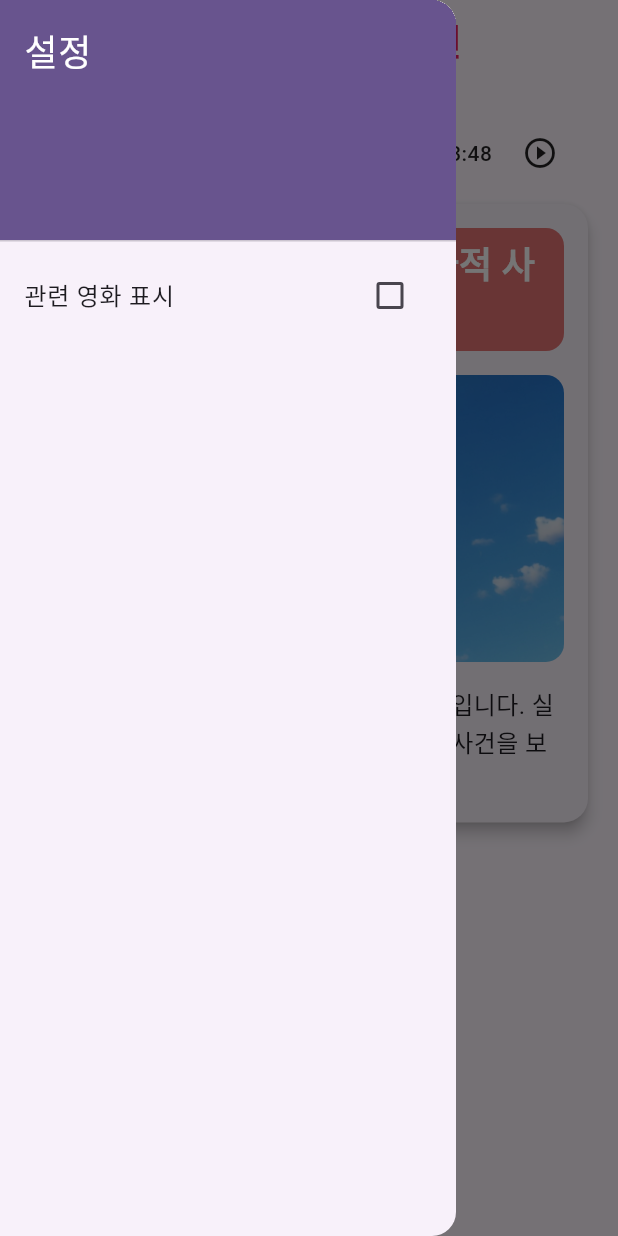
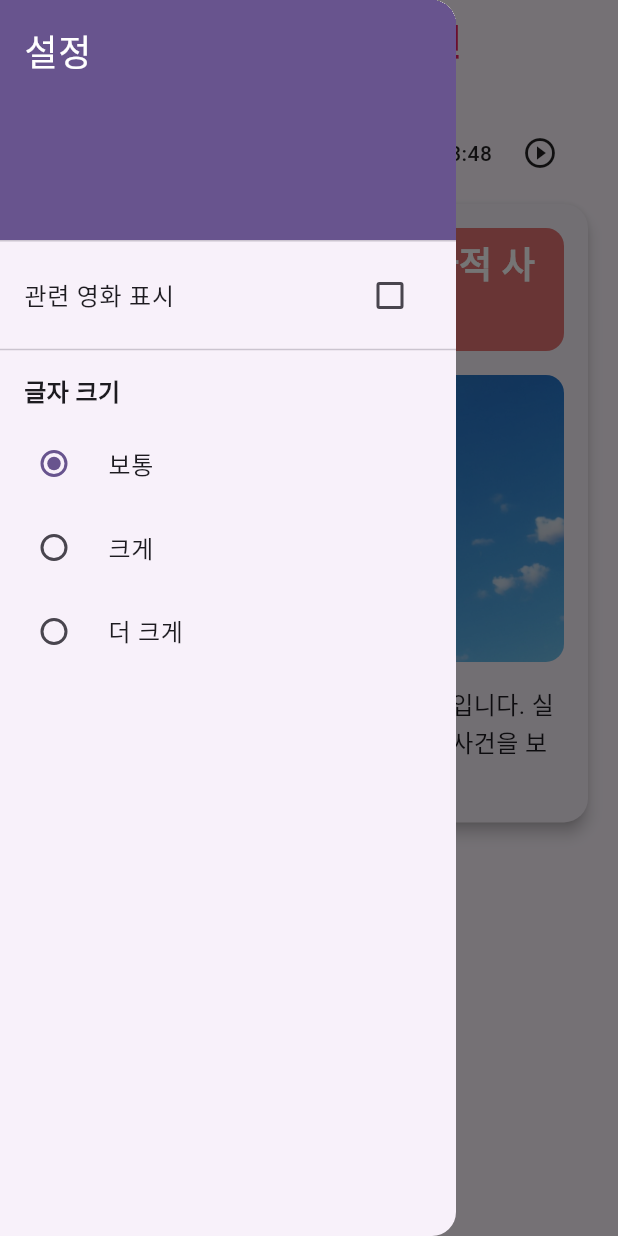
Before and after one commit to izowooi/honey-history, a Flutter app: the screen it shows after launch, with the side drawer open, on a phone screen of 412 x 824 dp. Run offline on Flutter 3.47's test engine with Material 3 defaults, Android fonts, the phone set to English and light mode, and no system bars; our stand-ins replace flutter_riverpod, youtube_player_flutter.

Commit message:
글자 크기 조정 기능 추가

```diff
--- a/flutter_proj/lib/widget/daily_calendar_widget.dart
+++ b/flutter_proj/lib/widget/daily_calendar_widget.dart
@@ -11,6 +11,7 @@ final selectedDateProvider = StateProvider<DateTime>((ref) => DateTime.now());
 final showMoviesProvider = StateProvider<bool>((ref) => false);
 final audioDurationProvider = StateProvider<String>((ref) => "3:48");
 final isPlayingProvider = StateProvider<bool>((ref) => false);
+final fontSizeScaleProvider = StateProvider<double>((ref) => 1.0);  // 기본값 1.0
 
 final historicalEventProvider = FutureProvider.family<HistoricalEvent, DateTime>((ref, date) async {
   // 두 개의 JSON 파일 로드
@@ -188,6 +189,47 @@ class _DailyCalendarWidgetState extends ConsumerState<DailyCalendarWidget> {
                 }
               },
             ),
+            const Divider(),
+            const Padding(
+              padding: EdgeInsets.symmetric(horizontal: 16.0, vertical: 8.0),
+              child: Text(
+                '글자 크기',
+                style: TextStyle(
+                  fontSize: 16,
+                  fontWeight: FontWeight.bold,
+                ),
+              ),
+            ),
+            RadioListTile<double>(
+              title: const Text('보통'),
+              value: 1.0,
+              groupValue: ref.watch(fontSizeScaleProvider),
+              onChanged: (value) {
+                if (value != null) {
+                  ref.read(fontSizeScaleProvider.notifier).state = value;
+                }
+              },
+            ),
+            RadioListTile<double>(
+              title: const Text('크게'),
+              value: 1.5,
+              groupValue: ref.watch(fontSizeScaleProvider),
+              onChanged: (value) {
+                if (value != null) {
+                  ref.read(fontSizeScaleProvider.notifier).state = value;
+                }
+              },
+            ),
+            RadioListTile<double>(
+              title: const Text('더 크게'),
+              value: 2.0,
+              groupValue: ref.watch(fontSizeScaleProvider),
+              onChanged: (value) {
+                if (value != null) {
+                  ref.read(fontSizeScaleProvider.notifier).state = value;
+                }
+              },
+            ),
           ],
         ),
       ),
@@ -209,6 +251,8 @@ class _DailyCalendarWidgetState extends ConsumerState<DailyCalendarWidget> {
   }
 
   Widget _buildDateHeader(BuildContext context, WidgetRef ref, DateTime selectedDate, HistoricalEvent event) {
+    final fontSizeScale = ref.watch(fontSizeScaleProvider);
+
     return Container(
       height: 60,
       margin: const EdgeInsets.only(bottom: 0),
@@ -227,10 +271,10 @@ class _DailyCalendarWidgetState extends ConsumerState<DailyCalendarWidget> {
               ),
               child: Text(
                 DateFormat('MM월 dd일 EEEE', 'ko_KR').format(selectedDate),
-                style: const TextStyle(
+                style: TextStyle(
                   color: Colors.white,
                   fontWeight: FontWeight.w500,
-                  fontSize: 16,
+                  fontSize: 16 * fontSizeScale,
                 ),
               ),
             ),
@@ -247,6 +291,8 @@ class _DailyCalendarWidgetState extends ConsumerState<DailyCalendarWidget> {
   }
 
   Widget _buildHistoryContent(HistoricalEvent event, bool showMovies) {
+    final fontSizeScale = ref.watch(fontSizeScaleProvider);
+
     return Column(
       crossAxisAlignment: CrossAxisAlignment.start,
       children: [
@@ -268,10 +314,10 @@ class _DailyCalendarWidgetState extends ConsumerState<DailyCalendarWidget> {
                     child: Text(
                       '${event.year} ${event.title}',
                       textAlign: TextAlign.center,
-                      style: const TextStyle(
+                      style: TextStyle(
                         color: Colors.white,
                         fontWeight: FontWeight.bold,
-                        fontSize: 24,
+                        fontSize: 24 * fontSizeScale,
                       ),
                     ),
                   ),
@@ -298,8 +344,8 @@ class _DailyCalendarWidgetState extends ConsumerState<DailyCalendarWidget> {
                 const SizedBox(height: 16),
                 Text(
                   event.content,
-                  style: const TextStyle(
-                    fontSize: 16,
+                  style: TextStyle(
+                    fontSize: 16 * fontSizeScale,
                     height: 1.5,
                   ),
                 ),
```
